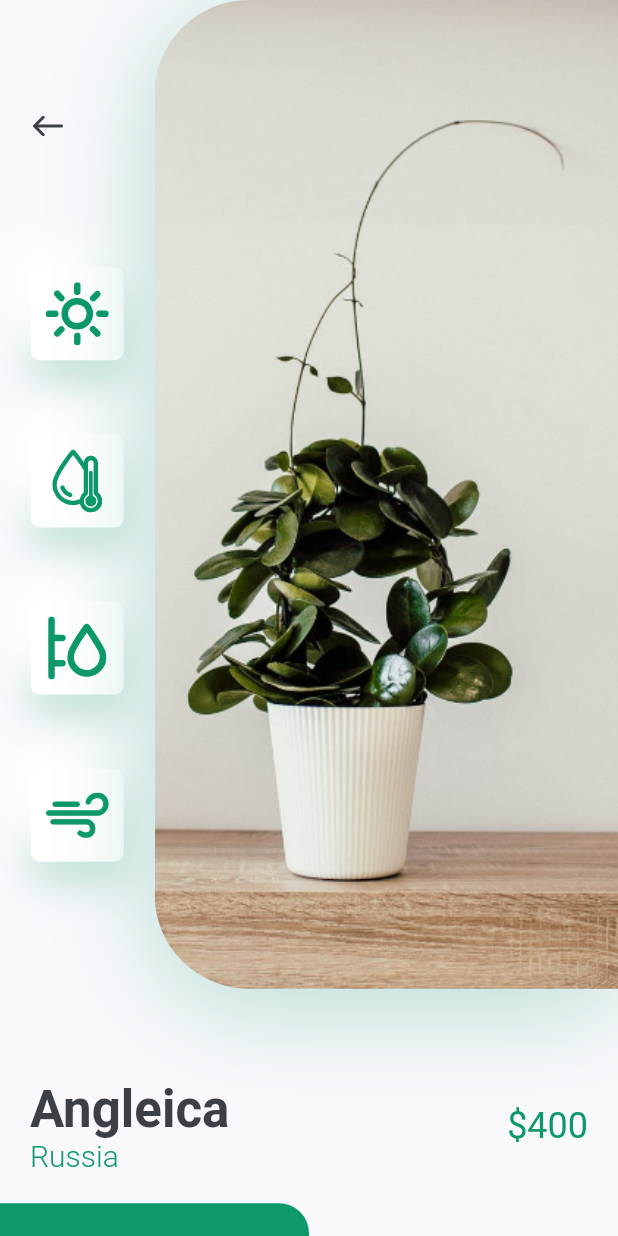
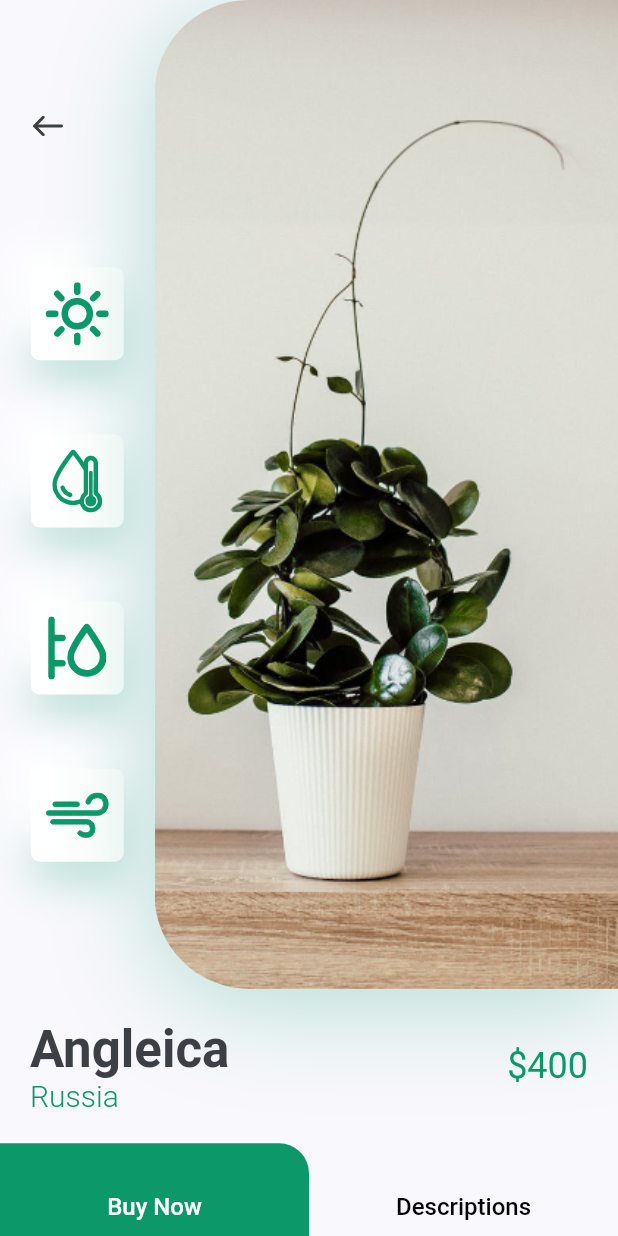
Before and after one commit to Kiet-Pham-Vo-Anh/Plant_App_UI, a Flutter app: the DetailsScreen screen opened directly, on a phone screen of 412 x 824 dp. Run offline on Flutter 3.47's test engine with Material 2 defaults, Android fonts, the phone set to English and light mode, and no system bars; our stand-ins replace flutter_svg.

Commit message:
fix: image and icons

```diff
--- a/lib/details/components/image_and_icons.dart
+++ b/lib/details/components/image_and_icons.dart
@@ -15,7 +15,7 @@ class ImageAndIcons extends StatelessWidget {
   @override
   Widget build(BuildContext context) {
     return Padding(
-      padding: const EdgeInsets.only(bottom: kDefaultPadding * 3),
+      padding: const EdgeInsets.only(bottom: kDefaultPadding),
       child: SizedBox(
         height: size.height * 0.8,
         child: Row(
```
